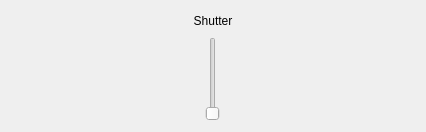
magao-x/MagAOX, file gui/widgets/camera/shutterStatus.ui: the form before one commit.
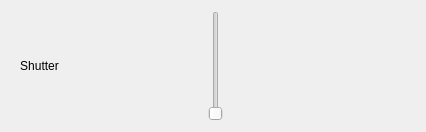
The form after the commit. Custom widgets are drawn as their Qt base class.

```diff
--- a/gui/widgets/camera/shutterStatus.ui
+++ b/gui/widgets/camera/shutterStatus.ui
@@ -20,8 +20,8 @@
    <string>Form</string>
   </property>
   <layout class="QGridLayout" name="gridLayout">
-   <item row="0" column="0">
-    <layout class="QVBoxLayout" name="verticalLayout">
+   <item row="1" column="0">
+    <layout class="QHBoxLayout" name="horizontalLayout_2" stretch="1,1,3,2">
      <item>
       <widget class="QLabel" name="label">
        <property name="sizePolicy">
@@ -39,9 +39,7 @@
       </widget>
      </item>
      <item>
-      <layout class="QHBoxLayout" name="horizontalLayout" stretch="1,1,1">
-       <item>
-        <spacer name="horizontalSpacer">
+      <spacer name="horizontalSpacer_1">
          <property name="orientation">
           <enum>Qt::Horizontal</enum>
          </property>
@@ -75,8 +73,6 @@
           </size>
          </property>
         </spacer>
-       </item>
-      </layout>
      </item>
     </layout>
    </item>
```
Lines whose indentation alone changed are shown as unchanged.
